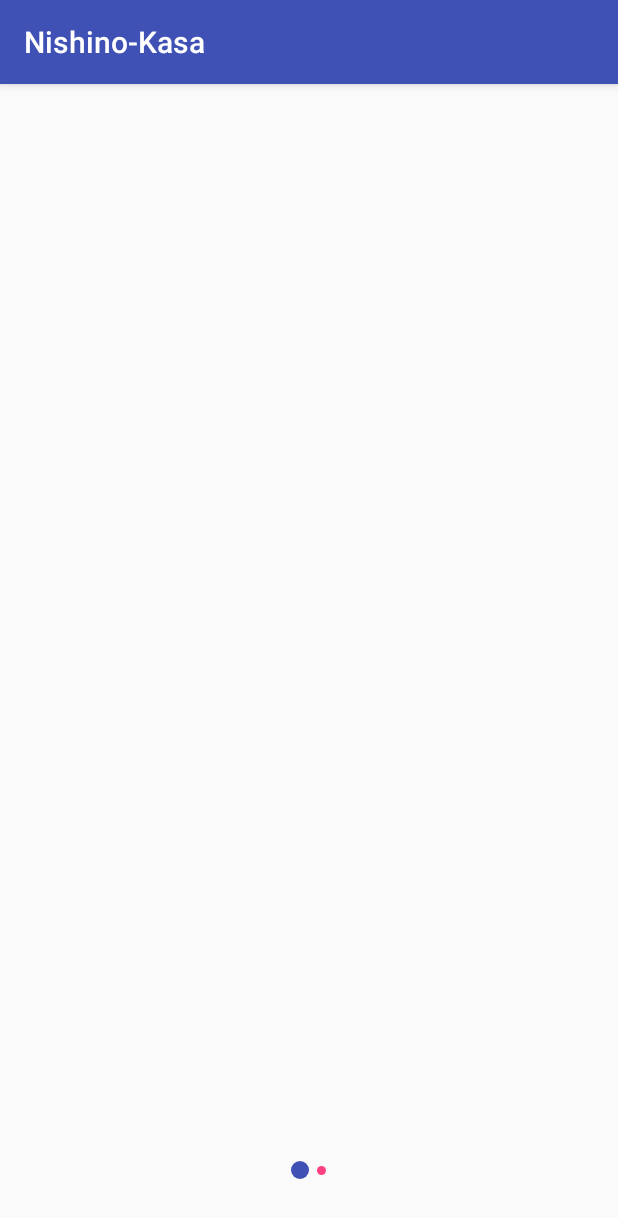
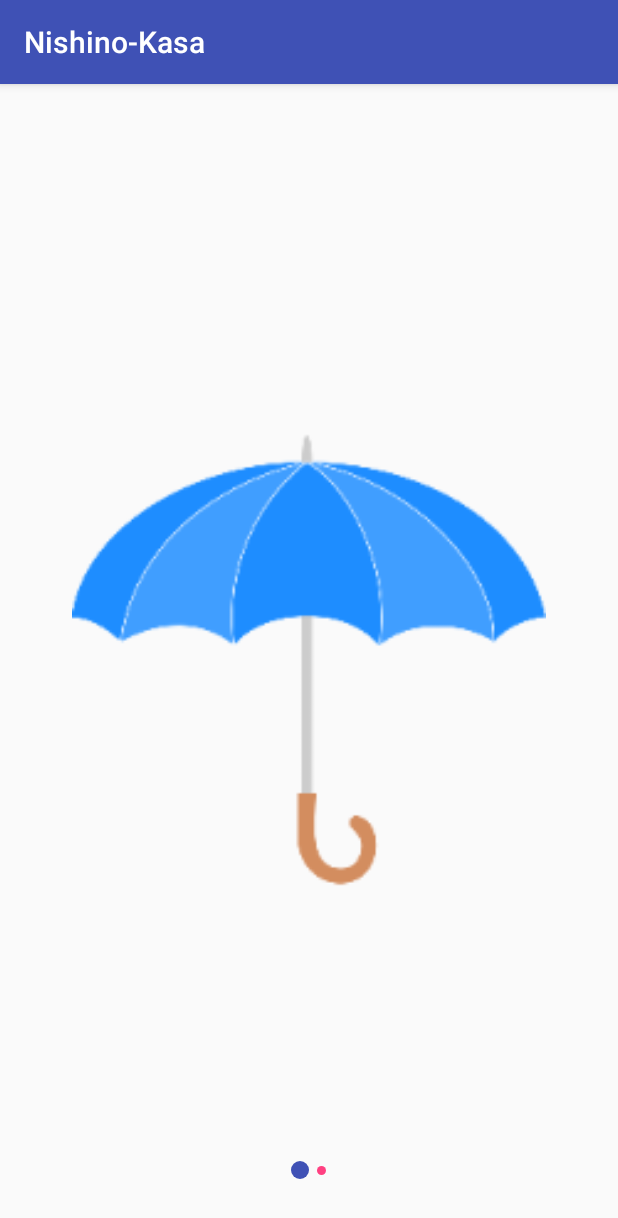
Before and after one commit to kubotaku1119/nishino-kasa, an Android app: the screen it shows after launch (MainActivity), on a phone screen of 412 x 824 dp. Shown: the top 1218 px of the screen. Run offline under Robolectric (Android 15) with nearby library versions, the phone set to English and light mode, and no system bars; libraries missing offline, so code that uses them is left out: com.kubotaku.android; 5 statements that could not run were skipped.

Commit message:
天気予報取得処理を実装

```diff
--- /dev/null
+++ b/app/src/main/java/spajam2016/haggy/nishinokasa/api/WeatherGetter.java
@@ -0,0 +1,65 @@
+package spajam2016.haggy.nishinokasa.api;
+
+import android.content.Context;
+
+import com.kubotaku.android.openweathermap.lib.ForecastGetter;
+import com.kubotaku.android.openweathermap.lib.IForecastGetter;
+import com.kubotaku.android.openweathermap.lib.LatLng;
+import com.kubotaku.android.openweathermap.lib.OnForecastGetListener;
+import com.kubotaku.android.openweathermap.lib.WeatherInfo;
+
+import java.util.List;
+
+import spajam2016.haggy.nishinokasa.R;
+
+/**
+ * Weather info Getter class.
+ */
+public class WeatherGetter {
+
+    public interface OnGetWeatherListener {
+        void OnGetForecast(List<WeatherInfo> forecast);
+    }
+
+    private OnGetWeatherListener onGetWeatherListener;
+
+    private final Context context;
+
+    private String apiKey;
+
+    public WeatherGetter(Context context) {
+        this.context = context;
+        this.apiKey = context.getString(R.string.weather_api_key);
+    }
+
+    public void getForecast(double latitude, double longitude, OnGetWeatherListener listener) {
+        this.onGetWeatherListener = listener;
+
+        final IForecastGetter forecastGetter = createForecastGetter();
+        forecastGetter.setDailyCount(1);
+        forecastGetter.setForecastType(IForecastGetter.FORECAST_TYPE_DAILY);
+        forecastGetter.setLatLng(new LatLng(latitude, longitude));
+
+        forecastGetter.getForecast(new OnForecastGetListener() {
+            @Override
+            public void onGetForecast(List<WeatherInfo> list) {
+                if (onGetWeatherListener != null) {
+                    onGetWeatherListener.OnGetForecast(list);
+                }
+            }
+        });
+    }
+
+    private IForecastGetter createForecastGetter() {
+        IForecastGetter forecastGetter = null;
+
+        try {
+            forecastGetter = ForecastGetter.getInstance(context, apiKey);
+
+        } catch (Exception e) {
+            e.printStackTrace();
+        }
+
+        return forecastGetter;
+    }
+}
--- a/app/src/main/java/spajam2016/haggy/nishinokasa/fragments/HelloKasaFragment.java
+++ b/app/src/main/java/spajam2016/haggy/nishinokasa/fragments/HelloKasaFragment.java
@@ -86,6 +86,6 @@ public class HelloKasaFragment extends Fragment {
     }
 
     private int getHelloImageResource() {
-        return R.mipmap.ic_launcher;
+        return R.mipmap.open_kasa;
     }
 }
--- a/app/src/main/java/spajam2016/haggy/nishinokasa/fragments/KasaStatusFragment.java
+++ b/app/src/main/java/spajam2016/haggy/nishinokasa/fragments/KasaStatusFragment.java
@@ -4,16 +4,25 @@ import android.content.Context;
 import android.net.Uri;
 import android.os.Bundle;
 import android.support.v4.app.Fragment;
+import android.util.Log;
 import android.view.LayoutInflater;
 import android.view.View;
 import android.view.ViewGroup;
+import android.widget.ImageView;
+
+import com.kubotaku.android.openweathermap.lib.WeatherInfo;
+
+import java.util.List;
 
 import spajam2016.haggy.nishinokasa.R;
+import spajam2016.haggy.nishinokasa.api.WeatherGetter;
 
 /**
  * Nishino-Kasa Status Fragment.
  */
 public class KasaStatusFragment extends Fragment {
+
+    private static final String TAG = KasaStatusFragment.class.getSimpleName();
 
     public KasaStatusFragment() {
         // Required empty public constructor
@@ -53,4 +62,39 @@ public class KasaStatusFragment extends Fragment {
         super.onDetach();
     }
 
+    @Override
+    public void onStart() {
+        super.onStart();
+
+        final WeatherGetter weatherGetter = new WeatherGetter(getContext());
+        weatherGetter.getForecast(34.702318, 135.4979219, onGetWeatherListener);
+
+        getKasaStatus();
+    }
+
+    private WeatherGetter.OnGetWeatherListener onGetWeatherListener = new WeatherGetter.OnGetWeatherListener() {
+        @Override
+        public void OnGetForecast(List<WeatherInfo> forecast) {
+            Log.d(TAG, "onGetForecast");
+
+            final WeatherInfo info = forecast.get(0);
+            final int weatherId = info.getWeatherId();
+
+            int condition = (int)(weatherId / 100);
+            if ((condition == 3) || (condition == 5) || (condition == 8)) {
+                showRain();
+            }
+        }
+    };
+
+    private void showRain() {
+        Log.d(TAG, "show rain");
+    }
+
+    private void getKasaStatus() {
+        // TODO:ここ実装する
+        final View view = getView();
+        final ImageView kasaImage = (ImageView) view.findViewById(R.id.status_image_kasa);
+        kasaImage.setImageResource(R.mipmap.open_kasa);
+    }
 }
--- a/app/src/main/res/layout/fragment_hello_kasa.xml
+++ b/app/src/main/res/layout/fragment_hello_kasa.xml
@@ -7,7 +7,8 @@
     <TextView
         android:id="@+id/hello_fragment_text"
         android:layout_width="match_parent"
-        android:layout_height="wrap_content" />
+        android:layout_height="wrap_content"
+        android:textSize="24sp"/>
 
 
     <ImageView
--- a/app/src/main/res/layout/fragment_kasa_status.xml
+++ b/app/src/main/res/layout/fragment_kasa_status.xml
@@ -8,8 +8,10 @@
     <ImageView
         android:id="@+id/status_image_kasa"
         android:layout_width="match_parent"
-        android:layout_height="wrap_content"
-        android:layout_centerInParent="true" />
+        android:layout_height="match_parent"
+        android:scaleType="fitCenter"
+        android:layout_centerInParent="true"
+        android:padding="32dp"/>
 
     <ImageView
         android:id="@+id/status_image_weather"
--- a/app/src/main/res/values/strings.xml
+++ b/app/src/main/res/values/strings.xml
@@ -7,4 +7,6 @@
     <string name="hello_blank_fragment">Hello blank fragment</string>
 
 
+    <string name="weather_api_key">xxxxx</string>
+
 </resources>
```
Also changed, not shown: app/src/main/res/layout/activity_splash.xml (+3 -4 lines).
